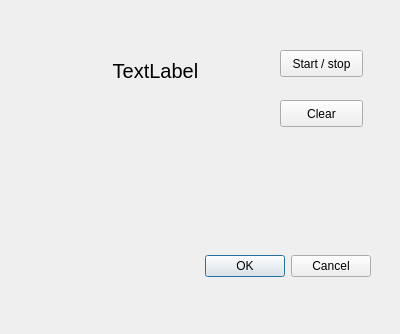
The window that uc_projets/openchrono/chronometer/ui/dialog.ui (BackupTheBerlios/openphysic-svn) describes before a commit, drawn with Qt 5.
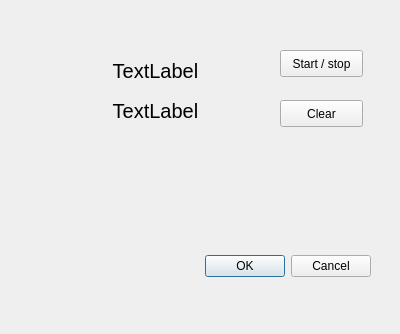
The same window after the commit.

```diff
--- a/uc_projets/openchrono/chronometer/ui/dialog.ui
+++ b/uc_projets/openchrono/chronometer/ui/dialog.ui
@@ -104,6 +104,27 @@
     <set>Qt::AlignCenter</set>
    </property>
   </widget>
+  <widget class="QLabel" name="lblMsg" >
+   <property name="geometry" >
+    <rect>
+     <x>50</x>
+     <y>90</y>
+     <width>211</width>
+     <height>41</height>
+    </rect>
+   </property>
+   <property name="font" >
+    <font>
+     <pointsize>15</pointsize>
+    </font>
+   </property>
+   <property name="text" >
+    <string>TextLabel</string>
+   </property>
+   <property name="alignment" >
+    <set>Qt::AlignCenter</set>
+   </property>
+  </widget>
  </widget>
  <resources/>
  <connections>
```
